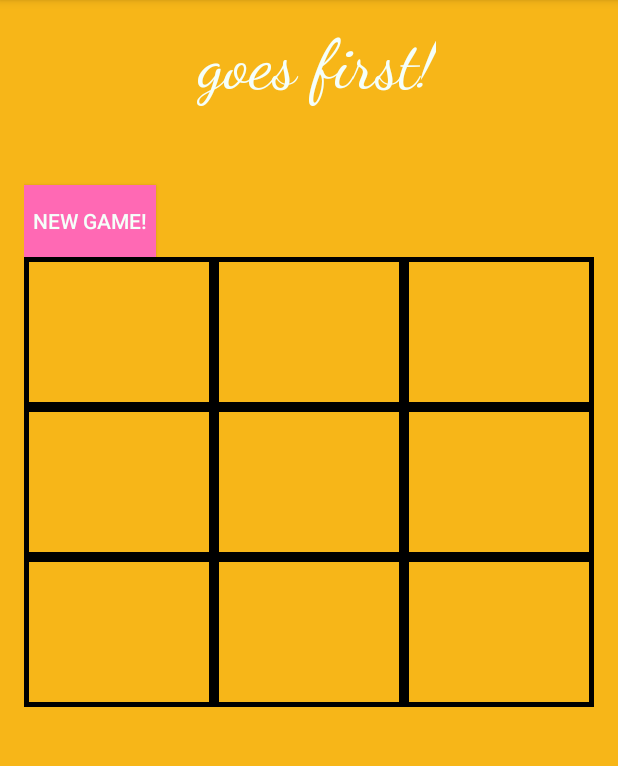
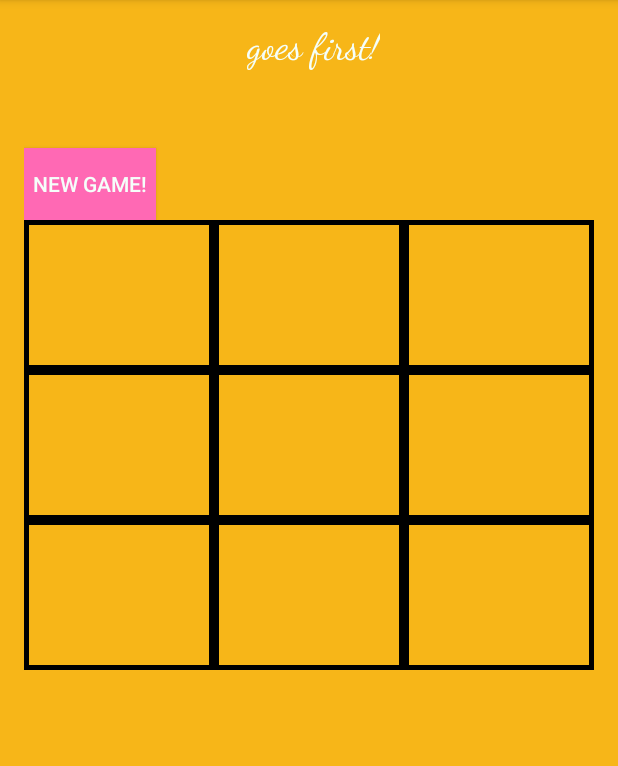
Before and after one commit to aharshbe/TicTacToeRev2, an Android app: the screen it shows after launch (GameActivity), after a tap on "START PLAYING!", on a phone screen of 412 x 824 dp, the part 84-850 px from its top. Run offline under Robolectric (Android 15) with nearby library versions, the phone set to English and light mode, and no system bars.

Commit message:
fixes the too large name problem

```diff
--- a/TicTacToe/app/src/main/res/layout/activity_game.xml
+++ b/TicTacToe/app/src/main/res/layout/activity_game.xml
@@ -19,7 +19,7 @@
         android:paddingBottom="100dp"
         android:fontFamily="cursive"
         android:text="Player One&apos;s Turn"
-        android:textSize="45sp"
+        android:textSize="25sp"
         android:textColor="#F5FFFA"/>
 
     <GridLayout
```
